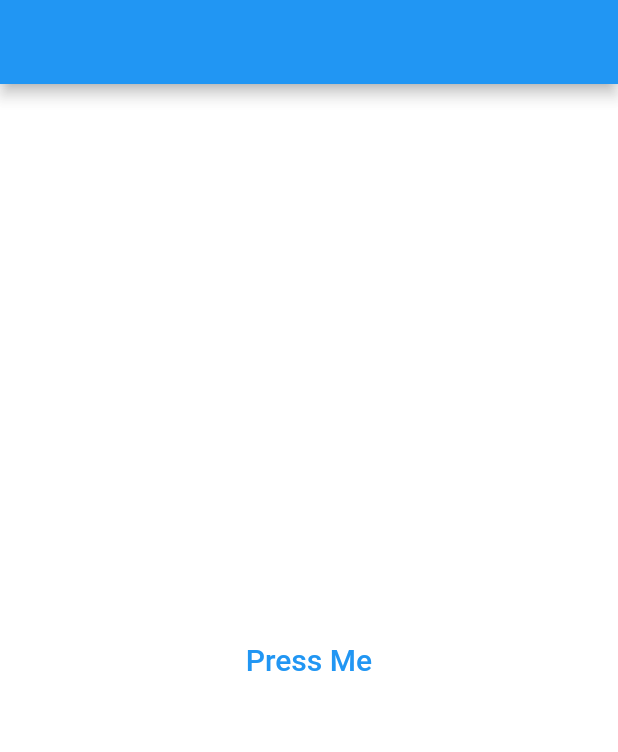
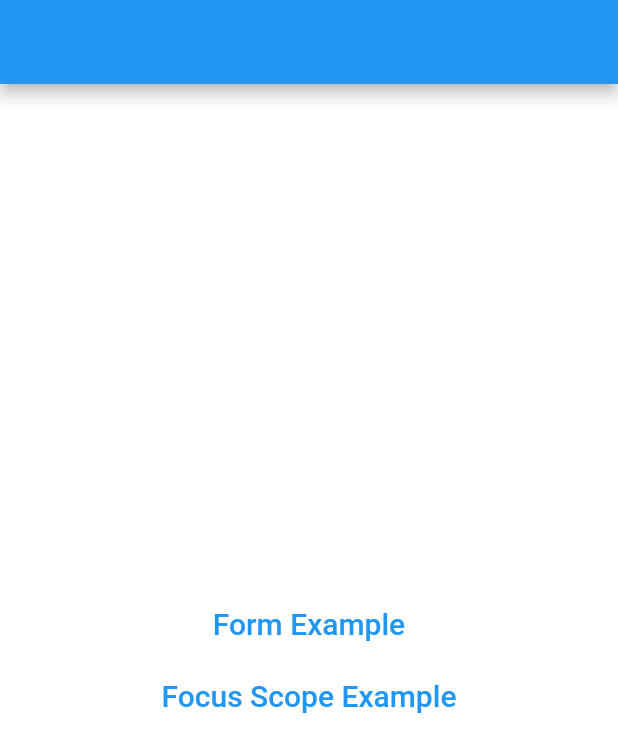
Before and after one commit to pedromassango/build_context, a Flutter app: the screen it shows after launch, on a phone screen of 412 x 824 dp. Shown: the top 752 px of the screen. Run offline on Flutter 3.47's test engine with Material 2 defaults, Android fonts, the phone set to English and light mode, and no system bars.

Commit message:
Add focus scope extension
- add focus scope docs
- updgrade example to android x
- add focus scope to example
- add form to example

```diff
--- a/example/lib/main.dart
+++ b/example/lib/main.dart
@@ -1,8 +1,15 @@
+import 'package:example/pages/focus_scope.dart';
+import 'package:example/pages/form.dart';
 import 'package:flutter/material.dart';
 
 import 'package:build_context/build_context.dart';
 
 void main() => runApp(MyApp());
+
+class Routes {
+  static const focusScope = '/focusScopePage';
+  static const form = '/formPage';
+}
 
 class MyApp extends StatelessWidget {
   @override
@@ -13,26 +20,43 @@ class MyApp extends StatelessWidget {
         primarySwatch: Colors.blue,
         scaffoldBackgroundColor: Colors.white24,
         primaryTextTheme: TextTheme(
-          title: TextStyle(color: Colors.blue)
-        )
+          title: TextStyle(color: Colors.blue),
+        ),
       ),
-      home: MyHomePage(),
+      home: HomePage(),
+      routes: {
+        Routes.focusScope: (_) => FocusScopePage(),
+        Routes.form: (_) => FormPage(),
+      },
     );
   }
 }
 
-class MyHomePage extends StatelessWidget {
+class HomePage extends StatelessWidget {
   @override
   Widget build(BuildContext context) {
     return Scaffold(
       backgroundColor: context.scaffoldBackgroundColor,
       appBar: AppBar(),
       body: Center(
-        child: GestureDetector(
-          onTap: () => context.pushNamed('/detailsPage'),
-          child: Text(
-            'Press Me',
-            style: context.primaryTextTheme.title,
+        child: SingleChildScrollView(
+          child: Column(
+            children: <Widget>[
+              MaterialButton(
+                onPressed: () => context.pushNamed(Routes.form),
+                child: Text(
+                  'Form Example',
+                  style: context.primaryTextTheme.title,
+                ),
+              ),
+              MaterialButton(
+                onPressed: () => context.pushNamed(Routes.focusScope),
+                child: Text(
+                  'Focus Scope Example',
+                  style: context.primaryTextTheme.title,
+                ),
+              ),
+            ],
           ),
         ),
       ),
```
Also changed, not shown: example/lib/pages/focus_scope.dart (added, +31 -0 lines), example/lib/pages/form.dart (added, +41 -0 lines), lib/src/build_context_impl.dart (+17 -0 lines), 7 other files.
